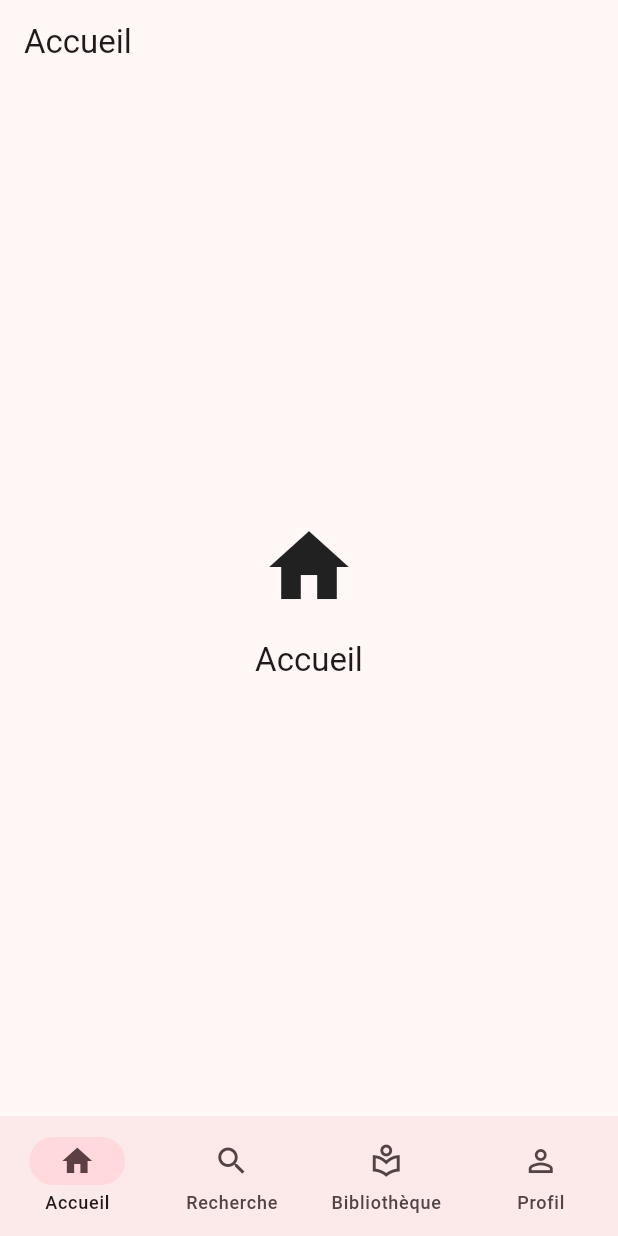
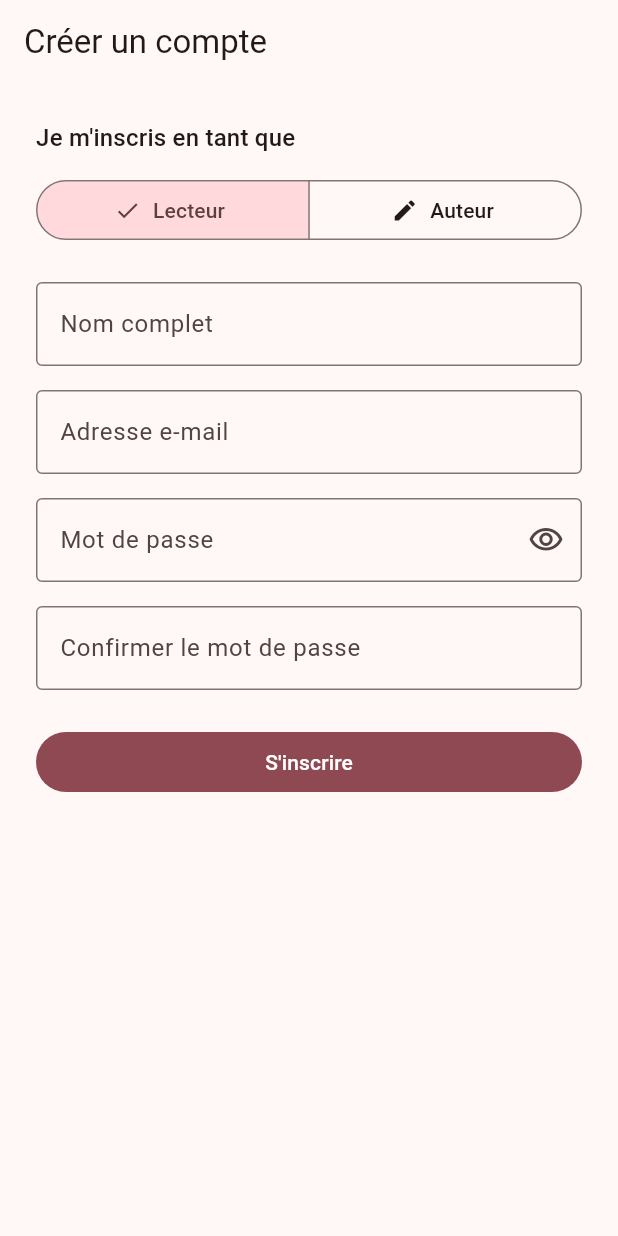
Before and after one commit to babamoustaphaahmed-source/plumea, a Flutter app: the screen it shows after launch, on a phone screen of 412 x 824 dp. Run offline on Flutter 3.47's test engine with Material 3 defaults, Android fonts, the phone set to English and light mode, and no system bars; our stand-ins replace go_router, material_ui, supabase_flutter; accounts and stored records are empty.

Commit message:
Service d'authentification et l'ecran d'inscription

```diff
--- a/lib/core/routes/app_router.dart
+++ b/lib/core/routes/app_router.dart
@@ -1,11 +1,16 @@
 import 'package:go_router/go_router.dart';
 import 'package:material_ui/material_ui.dart';
+import '../../features/auth/register_screen.dart';
 import '../widgets/main_shell.dart';
 import '../widgets/placeholder_screen.dart';
 
 final GoRouter appRouter = GoRouter(
-  initialLocation: '/',
+  initialLocation: '/inscription',
   routes: [
+    GoRoute(
+      path: '/inscription',
+      builder: (context, state) => const RegisterScreen(),
+    ),
     StatefulShellRoute.indexedStack(
       builder: (context, state, navigationShell) =>
           MainShell(navigationShell: navigationShell),
--- /dev/null
+++ b/lib/features/auth/register_screen.dart
@@ -0,0 +1,186 @@
+import 'package:go_router/go_router.dart';
+import 'package:material_ui/material_ui.dart';
+import 'package:supabase_flutter/supabase_flutter.dart';
+import '../../services/auth_service.dart';
+
+class RegisterScreen extends StatefulWidget {
+  const RegisterScreen({super.key});
+
+  @override
+  State<RegisterScreen> createState() => _RegisterScreenState();
+}
+
+class _RegisterScreenState extends State<RegisterScreen> {
+  final _formKey = GlobalKey<FormState>();
+  final _nomController = TextEditingController();
+  final _emailController = TextEditingController();
+  final _passwordController = TextEditingController();
+  final _confirmController = TextEditingController();
+
+  RoleInscription _role = RoleInscription.lecteur;
+  bool _hidePassword = true;
+  bool _loading = false;
+
+  @override
+  void dispose() {
+    _nomController.dispose();
+    _emailController.dispose();
+    _passwordController.dispose();
+    _confirmController.dispose();
+    super.dispose();
+  }
+
+  void _showError(String message) {
+    if (!mounted) return;
+    ScaffoldMessenger.of(context).showSnackBar(
+      SnackBar(content: Text(message)),
+    );
+  }
+
+  Future<void> _submit() async {
+    if (!_formKey.currentState!.validate()) return;
+    setState(() => _loading = true);
+    try {
+      await AuthService.instance.signUp(
+        nom: _nomController.text.trim(),
+        email: _emailController.text.trim(),
+        password: _passwordController.text,
+        role: _role,
+      );
+      if (!mounted) return;
+      context.go('/');
+    } on AuthException catch (e) {
+      _showError(e.message);
+    } catch (_) {
+      _showError('Une erreur est survenue. Vérifiez votre connexion.');
+    } finally {
+      if (mounted) setState(() => _loading = false);
+    }
+  }
+
+  @override
+  Widget build(BuildContext context) {
+    return Scaffold(
+      appBar: AppBar(title: const Text('Créer un compte')),
+      body: SafeArea(
+        child: SingleChildScrollView(
+          padding: const EdgeInsets.all(24),
+          child: Form(
+            key: _formKey,
+            child: Column(
+              crossAxisAlignment: CrossAxisAlignment.stretch,
+              children: [
+                Text(
+                  'Je m\'inscris en tant que',
+                  style: Theme.of(context).textTheme.titleMedium,
+                ),
+                const SizedBox(height: 12),
+                SegmentedButton<RoleInscription>(
+                  segments: const [
+                    ButtonSegment(
+                      value: RoleInscription.lecteur,
+                      label: Text('Lecteur'),
+                      icon: Icon(Icons.menu_book),
+                    ),
+                    ButtonSegment(
+                      value: RoleInscription.auteur,
+                      label: Text('Auteur'),
+                      icon: Icon(Icons.edit),
+                    ),
+                  ],
+                  selected: {_role},
+                  onSelectionChanged: (selection) =>
+                      setState(() => _role = selection.first),
+                ),
+                const SizedBox(height: 24),
+                TextFormField(
+                  controller: _nomController,
+                  textInputAction: TextInputAction.next,
+                  decoration: const InputDecoration(
+                    labelText: 'Nom complet',
+                    border: OutlineInputBorder(),
+                  ),
+                  validator: (value) {
+                    if (value == null || value.trim().isEmpty) {
+                      return 'Entrez votre nom';
+                    }
+                    return null;
+                  },
+                ),
+                const SizedBox(height: 16),
+                TextFormField(
+                  controller: _emailController,
+                  keyboardType: TextInputType.emailAddress,
+                  textInputAction: TextInputAction.next,
+                  decoration: const InputDecoration(
+                    labelText: 'Adresse e-mail',
+                    border: OutlineInputBorder(),
+                  ),
+                  validator: (value) {
+                    final text = value?.trim() ?? '';
+                    if (!text.contains('@') || !text.contains('.')) {
+                      return 'Entrez une adresse e-mail valide';
+                    }
+                    return null;
+                  },
+                ),
+                const SizedBox(height: 16),
+                TextFormField(
+                  controller: _passwordController,
+                  obscureText: _hidePassword,
+                  textInputAction: TextInputAction.next,
+                  decoration: InputDecoration(
+                    labelText: 'Mot de passe',
+                    border: const OutlineInputBorder(),
+                    suffixIcon: IconButton(
+                      icon: Icon(
+                        _hidePassword
+                            ? Icons.visibility_outlined
+                            : Icons.visibility_off_outlined,
+                      ),
+                      onPressed: () =>
+                          setState(() => _hidePassword = !_hidePassword),
+                    ),
+                  ),
+                  validator: (value) {
+                    if (value == null || value.length < 6) {
+                      return 'Au moins 6 caractères';
+                    }
+                    return null;
+                  },
+                ),
+                const SizedBox(height: 16),
+                TextFormField(
+                  controller: _confirmController,
+                  obscureText: _hidePassword,
+                  textInputAction: TextInputAction.done,
+                  decoration: const InputDecoration(
+                    labelText: 'Confirmer le mot de passe',
+                    border: OutlineInputBorder(),
+                  ),
+                  validator: (value) {
+                    if (value != _passwordController.text) {
+                      return 'Les mots de passe ne correspondent pas';
+                    }
+                    return null;
+                  },
+                ),
+                const SizedBox(height: 24),
+                FilledButton(
+                  onPressed: _loading ? null : _submit,
+                  child: _loading
+                      ? const SizedBox(
+                    height: 20,
+                    width: 20,
+                    child: CircularProgressIndicator(strokeWidth: 2),
+                  )
+                      : const Text('S\'inscrire'),
+                ),
+              ],
+            ),
+          ),
+        ),
+      ),
+    );
+  }
+}
--- /dev/null
+++ b/lib/services/auth_service.dart
@@ -0,0 +1,38 @@
+import 'package:supabase_flutter/supabase_flutter.dart';
+
+enum RoleInscription { lecteur, auteur }
+
+class AuthService {
+  AuthService._();
+
+  static final AuthService instance = AuthService._();
+
+  SupabaseClient get _client => Supabase.instance.client;
+
+  Future<void> signUp({
+    required String nom,
+    required String email,
+    required String password,
+    required RoleInscription role,
+  }) async {
+    await _client.auth.signUp(
+      email: email,
+      password: password,
+      data: {'nom': nom, 'role': role.name},
+    );
+  }
+
+  Future<void> signIn({
+    required String email,
+    required String password,
+  }) async {
+    await _client.auth.signInWithPassword(
+      email: email,
+      password: password,
+    );
+  }
+
+  Future<void> signOut() async {
+    await _client.auth.signOut();
+  }
+}
```
Also changed, not shown: 2 other files.
